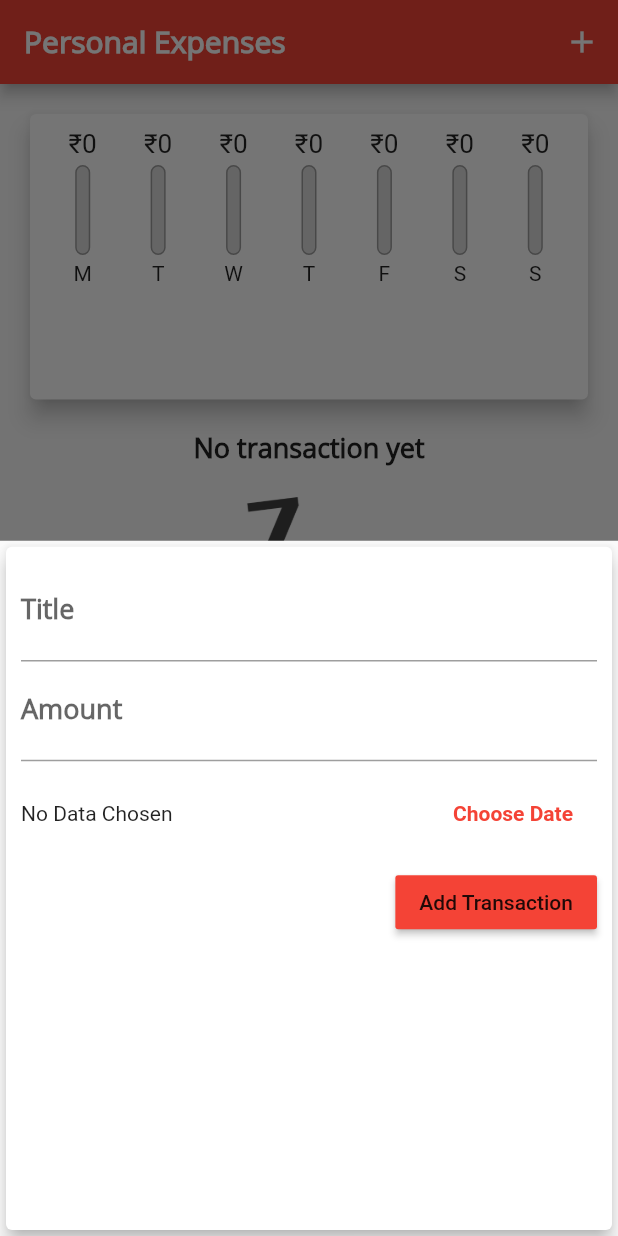
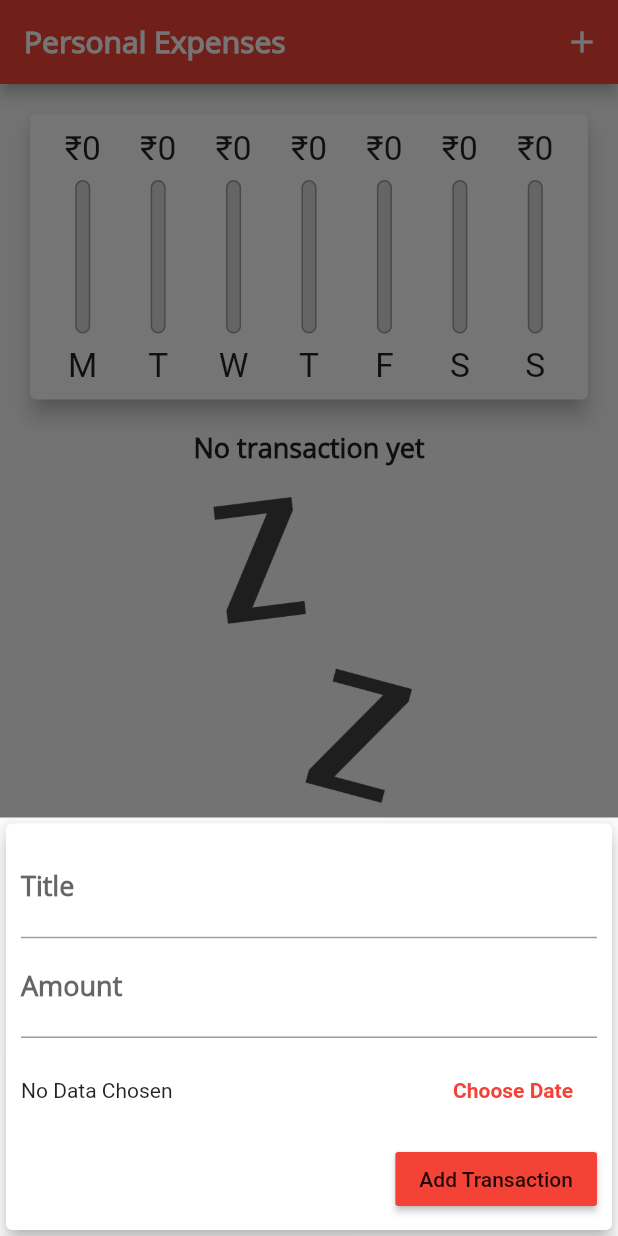
Before and after one commit to JeromeRufus/Transaction_app, a Flutter app: the screen it shows after launch, after a tap on the "add" icon, on a phone screen of 412 x 824 dp. Run offline on Flutter 3.47's test engine with Material 2 defaults, Android fonts, the phone set to English and light mode, and no system bars.

Commit message:
Responsive&Adaptive

```diff
--- a/lib/main.dart
+++ b/lib/main.dart
@@ -1,4 +1,6 @@
+import 'dart:io';
 import 'package:flutter/material.dart';
+import 'package:flutter/services.dart';
 import 'package:intl/intl.dart';
 
 import './widgets/transaction_list.dart';
@@ -6,7 +8,14 @@ import './models/transaction.dart';
 import 'widgets/new_transcation.dart';
 import './widgets/chart.dart';
 
-void main() => runApp(MyApp());
+void main() {
+  WidgetsFlutterBinding.ensureInitialized();
+  // SystemChrome.setPreferredOrientations([
+  //   DeviceOrientation.portraitUp,
+  //   DeviceOrientation.portraitDown,
+  // ]);
+  runApp(MyApp());
+}
 
 class MyApp extends StatelessWidget {
   @override
@@ -62,7 +71,7 @@ class _MyHomePageState extends State<MyHomePage> {
     //   date: DateTime.now(),
     // ),
   ];
-
+  bool _showChart = false;
   List<Transaction> get _recentTransactions {
     return _userTransactions.where((tx) {
       return tx.date.isAfter(
@@ -110,6 +119,8 @@ class _MyHomePageState extends State<MyHomePage> {
 
   @override
   Widget build(BuildContext context) {
+    final isLandscape =
+        MediaQuery.of(context).orientation == Orientation.landscape;
     final appBar = AppBar(
       title: Text('Personal Expenses'),
       actions: <Widget>[
@@ -119,6 +130,16 @@ class _MyHomePageState extends State<MyHomePage> {
         ),
       ],
     );
+    final txListwidget = Container(
+      height: (MediaQuery.of(context).size.height -
+              appBar.preferredSize.height -
+              MediaQuery.of(context).padding.top) *
+          0.7,
+      child: Padding(
+        padding: EdgeInsets.only(left: 16, right: 16, bottom: 20.0),
+        child: TransactionList(_userTransactions, _deleteTransaction),
+      ),
+    );
     return Scaffold(
       appBar: appBar,
       body: SingleChildScrollView(
@@ -126,30 +147,51 @@ class _MyHomePageState extends State<MyHomePage> {
           // mainAxisAlignment: MainAxisAlignment.start,
           crossAxisAlignment: CrossAxisAlignment.stretch,
           children: <Widget>[
-            Container(
+            if (isLandscape)
+              Row(
+                mainAxisAlignment: MainAxisAlignment.center,
+                children: [
+                  Text('Show Chart'),
+                  Switch.adaptive(
+                    activeColor: Theme.of(context).accentColor,
+                    value: _showChart,
+                    onChanged: (val) {
+                      setState(() {
+                        _showChart = val;
+                      });
+                    },
+                  ),
+                ],
+              ),
+            if (!isLandscape)
+              Container(
                 height: (MediaQuery.of(context).size.height -
                         appBar.preferredSize.height -
                         MediaQuery.of(context).padding.top) *
                     0.3,
-                child: Chart(_recentTransactions)),
-            Container(
-              height: (MediaQuery.of(context).size.height -
-                      appBar.preferredSize.height -
-                      MediaQuery.of(context).padding.top) *
-                  0.7,
-              child: Padding(
-                padding: EdgeInsets.only(left: 16, right: 16, bottom: 20.0),
-                child: TransactionList(_userTransactions, _deleteTransaction),
+                child: Chart(_recentTransactions),
               ),
-            ),
+            if (!isLandscape) txListwidget,
+            if (isLandscape)
+              _showChart
+                  ? Container(
+                      height: (MediaQuery.of(context).size.height -
+                              appBar.preferredSize.height -
+                              MediaQuery.of(context).padding.top) *
+                          0.7,
+                      child: Chart(_recentTransactions),
+                    )
+                  : txListwidget
           ],
         ),
       ),
       floatingActionButtonLocation: FloatingActionButtonLocation.centerFloat,
-      floatingActionButton: FloatingActionButton(
-        child: Icon(Icons.add),
-        onPressed: () => _startAddNewTransaction(context),
-      ),
+      floatingActionButton: Platform.isIOS
+          ? Container()
+          : FloatingActionButton(
+              child: Icon(Icons.add),
+              onPressed: () => _startAddNewTransaction(context),
+            ),
     );
   }
 }
--- a/lib/widgets/chart.dart
+++ b/lib/widgets/chart.dart
@@ -39,7 +39,9 @@ class Chart extends StatelessWidget {
 
   @override
   Widget build(BuildContext context) {
-    return Card(
+    return Container(
+      height: MediaQuery.of(context).size.height * 0.4,
+      child: Card(
         elevation: 6,
         margin: EdgeInsets.all(20),
         child: Padding(
@@ -60,6 +62,7 @@ class Chart extends StatelessWidget {
             }).toList(),
           ),
         ),
+      ),
     );
   }
 }
--- a/lib/widgets/chart_bar.dart
+++ b/lib/widgets/chart_bar.dart
@@ -9,19 +9,21 @@ class ChartBar extends StatelessWidget {
 
   @override
   Widget build(BuildContext context) {
+    return LayoutBuilder(
+      builder: (context, constraints) {
         return Column(
           children: [
             Container(
-          height: 20,
+              height: constraints.maxHeight * 0.15,
               child: FittedBox(
                 child: Text('\u{20B9}${spendingAmount.toStringAsFixed(0)}'),
               ),
             ),
             SizedBox(
-          height: 4,
+              height: constraints.maxHeight * 0.05,
             ),
             Container(
-          height: 60,
+              height: constraints.maxHeight * 0.6,
               width: 10,
               child: Stack(
                 children: [
@@ -45,10 +47,17 @@ class ChartBar extends StatelessWidget {
               ),
             ),
             SizedBox(
-          height: 4,
+              height: constraints.maxHeight * 0.05,
             ),
-        Text(label),
+            Container(
+              height: constraints.maxHeight * 0.15,
+              child: FittedBox(
+                child: Text(label),
+              ),
+            ),
           ],
+        );
+      },
     );
   }
 }
--- a/lib/widgets/new_transcation.dart
+++ b/lib/widgets/new_transcation.dart
@@ -51,10 +51,15 @@ class _NewTransactionState extends State<NewTransaction> {
 
   @override
   Widget build(BuildContext context) {
-    return Card(
+    return SingleChildScrollView(
+      child: Card(
         elevation: 5,
         child: Container(
-        padding: EdgeInsets.all(10),
+          padding: EdgeInsets.only(
+              top: 10,
+              right: 10,
+              left: 10,
+              bottom: MediaQuery.of(context).viewInsets.bottom + 10),
           child: Column(
             crossAxisAlignment: CrossAxisAlignment.end,
             children: <Widget>[
@@ -106,6 +111,7 @@ class _NewTransactionState extends State<NewTransaction> {
             ],
           ),
         ),
+      ),
     );
   }
 }
--- a/lib/widgets/transaction_list.dart
+++ b/lib/widgets/transaction_list.dart
@@ -14,7 +14,8 @@ class TransactionList extends StatelessWidget {
     return Container(
       height: 450,
       child: transactions.isEmpty
-          ? Column(
+          ? LayoutBuilder(builder: ((ctx, constraints) {
+              return Column(
                 children: [
                   Text(
                     "No transaction yet",
@@ -24,14 +25,15 @@ class TransactionList extends StatelessWidget {
                     height: 20,
                   ),
                   Container(
-                  height: 200,
+                    height: constraints.maxHeight * 0.6,
                     child: Image.asset(
                       "assets/images/waiting.png",
                       fit: BoxFit.cover,
                     ),
                   ),
                 ],
-            )
+              );
+            }))
           : ListView.builder(
               itemBuilder: (ctx, index) {
                 return Card(
@@ -56,7 +58,14 @@ class TransactionList extends StatelessWidget {
                     subtitle: Text(
                       DateFormat.yMMMd().format(transactions[index].date),
                     ),
-                    trailing: IconButton(
+                    trailing: MediaQuery.of(context).size.width > 411
+                        ? FlatButton.icon(
+                            onPressed: () => deleteTx(transactions[index].id),
+                            icon: Icon(Icons.delete),
+                            label: Text("Delete"),
+                            textColor: Theme.of(context).primaryColor,
+                          )
+                        : IconButton(
                             icon: Icon(Icons.delete),
                             color: Theme.of(context).errorColor,
                             onPressed: () {
```
Lines whose indentation alone changed are shown as unchanged.
